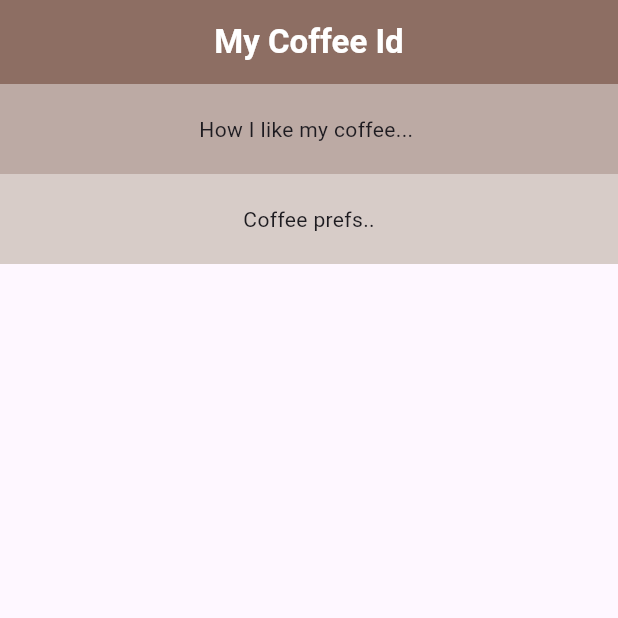
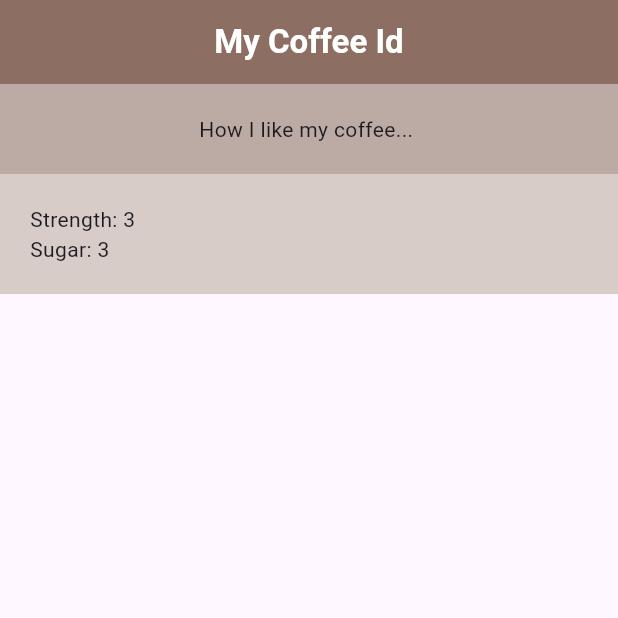
Before and after one commit to wesam196/first-Flutter, a Flutter app: the screen it shows after launch, on a phone screen of 412 x 824 dp, the top half of it. Run offline on Flutter 3.47's test engine with Material 3 defaults, Android fonts, the phone set to English and light mode, and no system bars.

Commit message:
create rows

```diff
--- /dev/null
+++ b/lib/Coffee_Prefs.dart
@@ -0,0 +1,27 @@
+import 'package:flutter/material.dart';
+
+class CoffeePrefs extends StatelessWidget {
+  const CoffeePrefs({super.key});
+
+  @override
+  Widget build(BuildContext context) {
+    return const Column(
+      children: [
+        Row(
+          children: [
+            Text("Strength: "),
+            Text("3"),
+            SizedBox(width: 50,),
+          ],
+        ),
+        Row(
+          children: [
+            Text("Sugar: "),
+            Text("3"),
+            SizedBox(width: 50,)
+          ],
+        )
+      ],
+    );
+  }
+}
--- a/lib/home.dart
+++ b/lib/home.dart
@@ -1,3 +1,4 @@
+import 'package:first_app/Coffee_Prefs.dart';
 import 'package:flutter/material.dart';
 
 class Home extends StatelessWidget {
@@ -37,7 +38,7 @@ class Content extends StatelessWidget {
                   alignment: Alignment.center,
                   color: Colors.brown[100],
                   padding: const EdgeInsets.all(20),
-                  child: const Text("Coffee prefs.."),
+                  child: const CoffeePrefs(),
                 )
               ],
     );
```
